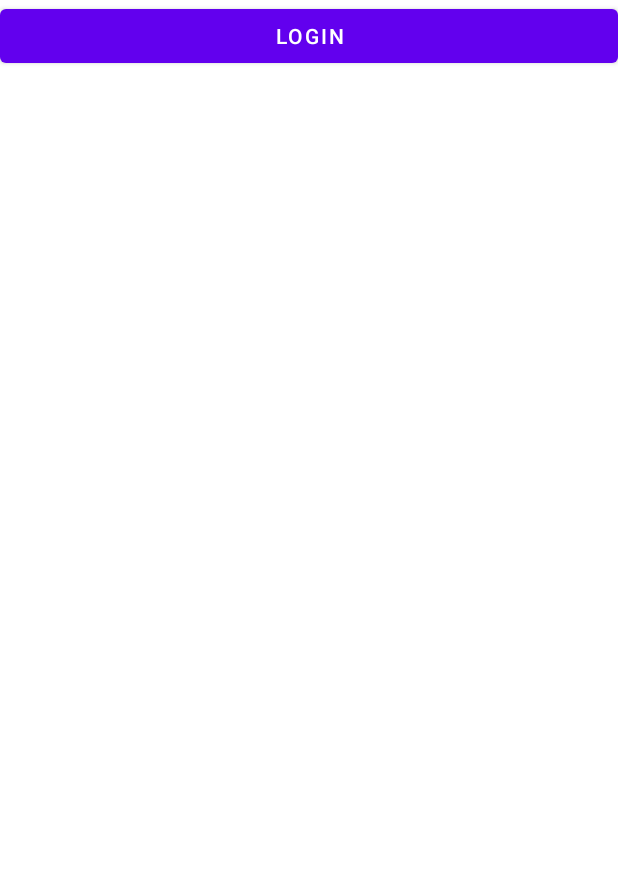
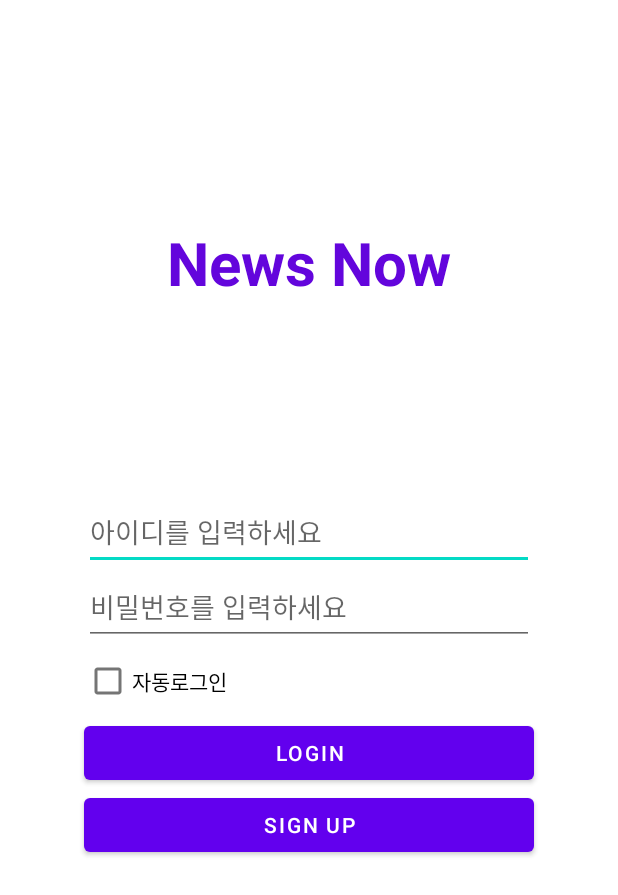
Before and after one commit to MCYJ/news_app, an Android app: the screen it shows after launch (LoginActivity), on a phone screen of 412 x 824 dp. Shown: the top 895 px of the screen. Run offline under Robolectric (Android 15) with nearby library versions, the phone set to English and light mode, and no system bars.

Commit message:
add: login btn, sign up btn - login layout edit

```diff
--- a/app/src/main/res/layout/activity_login.xml
+++ b/app/src/main/res/layout/activity_login.xml
@@ -1,15 +1,58 @@
 <?xml version="1.0" encoding="utf-8"?>
-<androidx.constraintlayout.widget.ConstraintLayout xmlns:android="http://schemas.android.com/apk/res/android"
+<LinearLayout xmlns:android="http://schemas.android.com/apk/res/android"
     xmlns:app="http://schemas.android.com/apk/res-auto"
     xmlns:tools="http://schemas.android.com/tools"
     android:layout_width="match_parent"
     android:layout_height="match_parent"
+    android:orientation="vertical"
     tools:context=".LoginActivity">
+
+    <TextView
+        android:layout_marginTop="100sp"
+        android:layout_marginBottom="80sp"
+        android:layout_width="wrap_content"
+        android:layout_height="150sp"
+        android:text="@string/app_title"
+        android:textStyle="bold"
+        android:textSize="40sp"
+        android:gravity="center"
+        android:textColor="#6305dc"
+        android:layout_gravity="center"/>
+
+    <EditText
+        android:layout_width="300sp"
+        android:layout_height="50sp"
+        android:hint="아이디를 입력하세요"
+        android:layout_gravity="center"/>
+
+    <EditText
+        android:layout_width="300sp"
+        android:layout_height="50sp"
+        android:hint="비밀번호를 입력하세요"
+        android:layout_gravity="center"/>
+    <LinearLayout
+        android:layout_width="300sp"
+        android:layout_height="wrap_content"
+        android:layout_gravity="center"
+        android:orientation="horizontal">
+        <CheckBox
+            android:layout_width="wrap_content"
+            android:layout_height="wrap_content"
+            android:text="자동로그인"/>
+    </LinearLayout>
+
 
     <Button
         android:id="@+id/loginBtn"
-        android:layout_width="match_parent"
+        android:layout_width="300sp"
         android:layout_height="wrap_content"
-        android:text="LOGIN"
-        app:layout_constraintTop_toTopOf="parent" />
-</androidx.constraintlayout.widget.ConstraintLayout>
+        android:layout_gravity="center"
+        android:text="LOGIN" />
+
+    <Button
+        android:id="@+id/signUpBtn"
+        android:layout_width="300sp"
+        android:layout_height="wrap_content"
+        android:layout_gravity="center"
+        android:text="SIGN UP" />
+</LinearLayout>
--- a/app/src/main/res/values/strings.xml
+++ b/app/src/main/res/values/strings.xml
@@ -4,4 +4,5 @@
     <string name="hello_blank_fragment">Hello blank fragment</string>
     <string name="not_noted">NOT NOTED</string>
     <string name="line_break">\n</string>
+    <string name="app_title">News Now</string>
 </resources>
```
